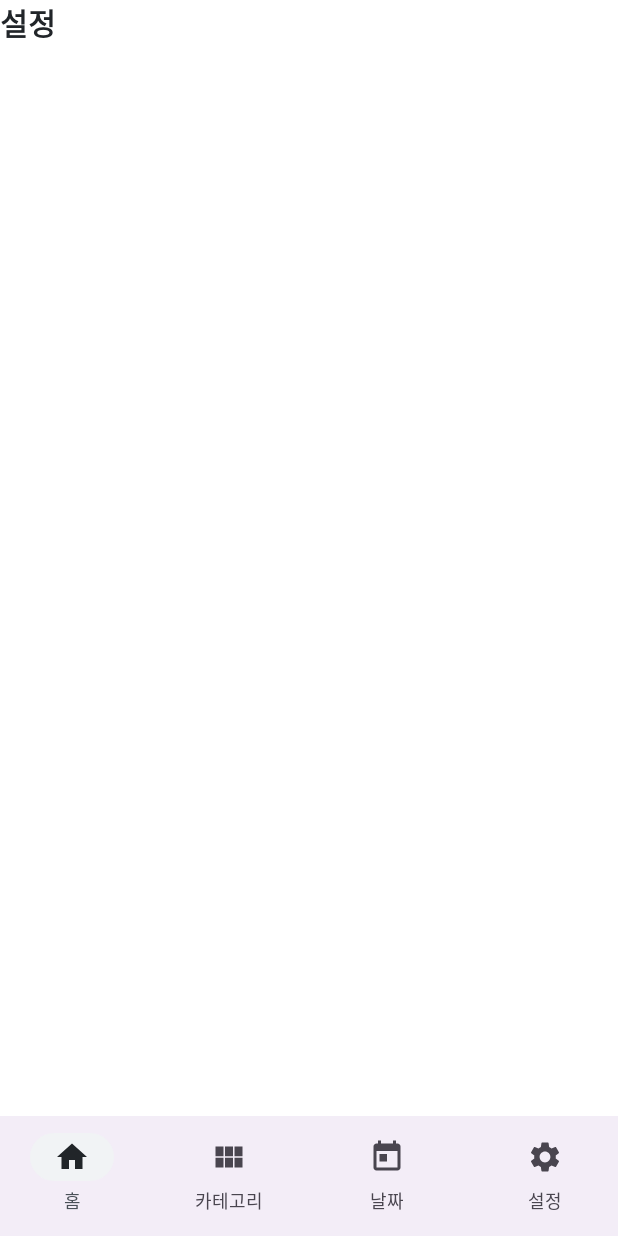
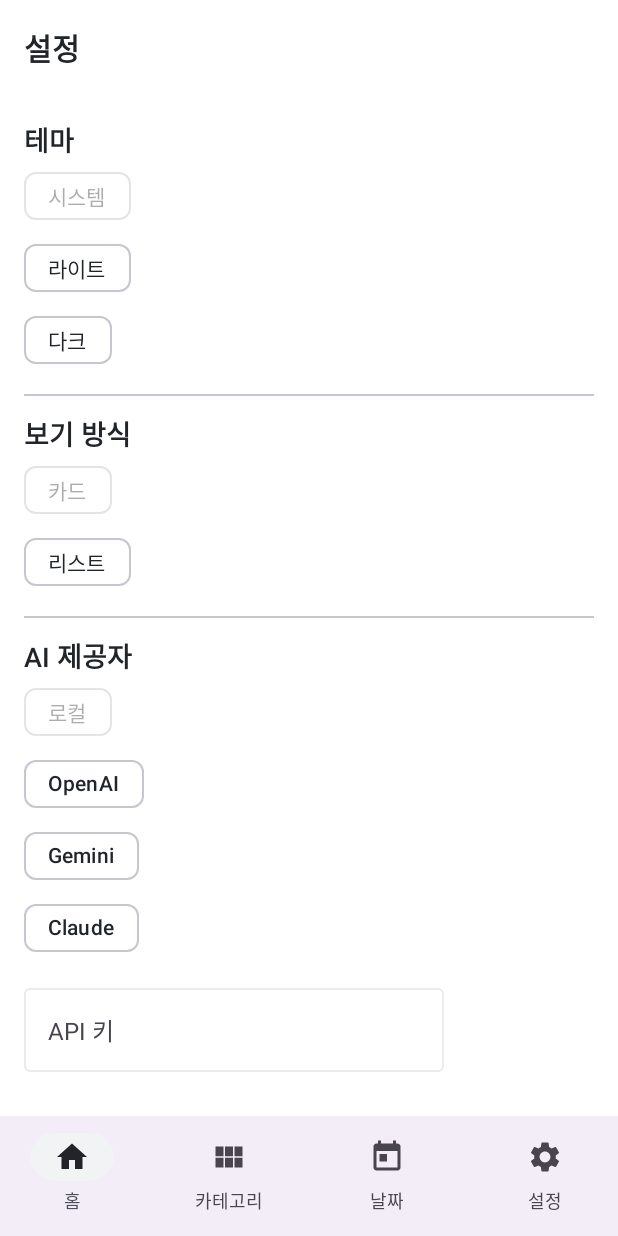
Before and after one commit to asderio-spec/linkeep-memo, an Android app built with Jetpack Compose: the SettingsScreen screen opened through its navigation route, on a phone screen of 412 x 824 dp. Run offline under Robolectric (Android 15) with nearby library versions, the phone set to English and light mode, and no system bars; our stand-ins replace Dagger/Hilt's generated code, Room's generated code; pictures from the network do not load.

Commit message:
설정 화면/상세 화면 추가, 네비 연결, 홈에서 상세 진입/저장 지원

```diff
--- a/app/src/main/java/com/linkeep/memo/MainActivity.kt
+++ b/app/src/main/java/com/linkeep/memo/MainActivity.kt
@@ -63,10 +63,14 @@ class MainActivity : ComponentActivity() {
                         color = MaterialTheme.colorScheme.background
                     ) {
                         NavHost(navController = navController, startDestination = "home") {
-                            composable("home") { MainScreen() }
+                            composable("home") { MainScreen(onOpen = { id -> navController.navigate("detail/$id") }) }
                             composable("category") { PlaceholderScreen("카테고리") }
                             composable("date") { PlaceholderScreen("날짜") }
-                            composable("settings") { PlaceholderScreen("설정") }
+                            composable("settings") { com.linkeep.memo.ui.screens.SettingsScreen() }
+                            composable("detail/{id}") { backStackEntry ->
+                                val id = backStackEntry.arguments?.getString("id")?.toLongOrNull() ?: 0L
+                                com.linkeep.memo.ui.screens.DetailScreen(memoId = id, onBack = { navController.popBackStack() })
+                            }
                         }
                     }
                 }
--- a/app/src/main/java/com/linkeep/memo/ui/screens/MainScreen.kt
+++ b/app/src/main/java/com/linkeep/memo/ui/screens/MainScreen.kt
@@ -28,7 +28,8 @@ import androidx.hilt.navigation.compose.hiltViewModel
 @OptIn(ExperimentalMaterial3Api::class)
 @Composable
 fun MainScreen(
-    viewModel: MemoViewModel = hiltViewModel()
+    viewModel: MemoViewModel = hiltViewModel(),
+    onOpen: (Long) -> Unit = {}
 ) {
     val memos by viewModel.filteredMemos.collectAsState()
     val isLoading by viewModel.isLoading.collectAsState()
@@ -112,7 +113,8 @@ fun MainScreen(
                     items(memos) { memo ->
                         MemoItem(
                             memo = memo,
-                            onEdit = { updated -> viewModel.updateMemo(updated) }
+                            onEdit = { updated -> viewModel.updateMemo(updated) },
+                            onClick = { onOpen(memo.id) }
                         )
                     }
                 }
@@ -156,7 +158,7 @@ private fun CategoryRow(
 }
 
 @Composable
-fun MemoItem(memo: Memo, onEdit: (Memo) -> Unit = {}) {
+fun MemoItem(memo: Memo, onEdit: (Memo) -> Unit = {}, onClick: () -> Unit = {}) {
     Card(
         modifier = Modifier.fillMaxWidth(),
         elevation = CardDefaults.cardElevation(defaultElevation = 4.dp)
--- /dev/null
+++ b/app/src/main/java/com/linkeep/memo/ui/screens/SettingsScreen.kt
@@ -0,0 +1,54 @@
+package com.linkeep.memo.ui.screens
+
+import androidx.compose.foundation.layout.Column
+import androidx.compose.foundation.layout.fillMaxSize
+import androidx.compose.foundation.layout.padding
+import androidx.compose.material3.*
+import androidx.compose.runtime.Composable
+import androidx.compose.runtime.collectAsState
+import androidx.compose.runtime.getValue
+import androidx.compose.ui.Modifier
+import androidx.compose.ui.unit.dp
+import androidx.hilt.navigation.compose.hiltViewModel
+import com.linkeep.memo.data.AIProvider
+import com.linkeep.memo.data.ThemeMode
+import com.linkeep.memo.data.ViewMode
+import com.linkeep.memo.ui.viewmodels.SettingsViewModel
+
+@Composable
+fun SettingsScreen(vm: SettingsViewModel = hiltViewModel()) {
+    val theme by vm.themeMode.collectAsState()
+    val viewMode by vm.viewMode.collectAsState()
+    val provider by vm.aiProvider.collectAsState()
+    val apiKey by vm.aiApiKey.collectAsState()
+
+    Scaffold(topBar = { TopAppBar(title = { Text("설정") }) }) { padding ->
+        Column(modifier = Modifier.fillMaxSize().padding(padding).padding(16.dp)) {
+            Text("테마", style = MaterialTheme.typography.titleMedium)
+            AssistChip(onClick = { vm.setThemeMode(ThemeMode.SYSTEM) }, label = { Text("시스템") }, enabled = theme != ThemeMode.SYSTEM)
+            AssistChip(onClick = { vm.setThemeMode(ThemeMode.LIGHT) }, label = { Text("라이트") }, enabled = theme != ThemeMode.LIGHT)
+            AssistChip(onClick = { vm.setThemeMode(ThemeMode.DARK) }, label = { Text("다크") }, enabled = theme != ThemeMode.DARK)
+
+            Divider(modifier = Modifier.padding(vertical = 12.dp))
+
+            Text("보기 방식", style = MaterialTheme.typography.titleMedium)
+            AssistChip(onClick = { vm.setViewMode(ViewMode.CARD) }, label = { Text("카드") }, enabled = viewMode != ViewMode.CARD)
+            AssistChip(onClick = { vm.setViewMode(ViewMode.LIST) }, label = { Text("리스트") }, enabled = viewMode != ViewMode.LIST)
+
+            Divider(modifier = Modifier.padding(vertical = 12.dp))
+
+            Text("AI 제공자", style = MaterialTheme.typography.titleMedium)
+            AssistChip(onClick = { vm.setAIProvider(AIProvider.LOCAL) }, label = { Text("로컬") }, enabled = provider != AIProvider.LOCAL)
+            AssistChip(onClick = { vm.setAIProvider(AIProvider.OPENAI) }, label = { Text("OpenAI") }, enabled = provider != AIProvider.OPENAI)
+            AssistChip(onClick = { vm.setAIProvider(AIProvider.GEMINI) }, label = { Text("Gemini") }, enabled = provider != AIProvider.GEMINI)
+            AssistChip(onClick = { vm.setAIProvider(AIProvider.CLAUDE) }, label = { Text("Claude") }, enabled = provider != AIProvider.CLAUDE)
+
+            OutlinedTextField(
+                value = apiKey,
+                onValueChange = { vm.setAIApiKey(it) },
+                label = { Text("API 키") },
+                modifier = Modifier.padding(top = 8.dp)
+            )
+        }
+    }
+}
```
Also changed, not shown: app/src/main/java/com/linkeep/memo/ui/screens/DetailScreen.kt (added, +37 -0 lines).
